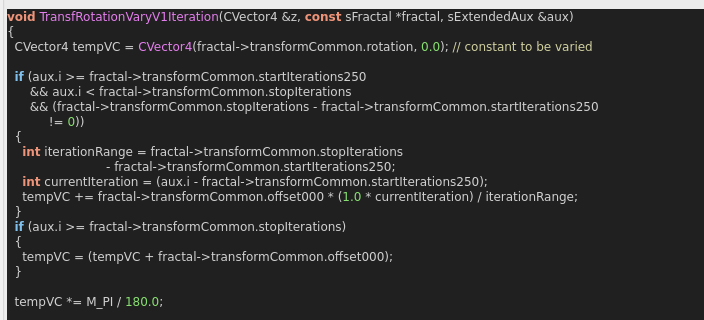
Old version of the form mandelbulber2/formula/ui/fractal_transf_rotation_vary_v1.ui in the repository buddhi1980/mandelbulber2; both pictures show x 0 to 704 and y 347 to 667 of the 880 by 833 pixel window.
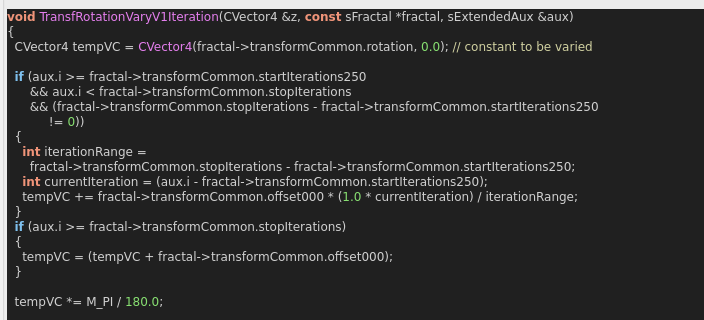
New version of the form. Custom widgets are drawn as their Qt base class.

```diff
--- a/mandelbulber2/formula/ui/fractal_transf_rotation_vary_v1.ui
+++ b/mandelbulber2/formula/ui/fractal_transf_rotation_vary_v1.ui
@@ -480,9 +480,9 @@
       &lt;span style=&quot;color:#d0d0d0&quot;&gt;&amp;amp;&amp;amp;&lt;/span&gt; aux&lt;span style=&quot;color:#d0d0d0&quot;&gt;.&lt;/span&gt;i &lt;span style=&quot;color:#d0d0d0&quot;&gt;&amp;lt;&lt;/span&gt; fractal&lt;span style=&quot;color:#d0d0d0&quot;&gt;-&amp;gt;&lt;/span&gt;transformCommon&lt;span style=&quot;color:#d0d0d0&quot;&gt;.&lt;/span&gt;stopIterations
       &lt;span style=&quot;color:#d0d0d0&quot;&gt;&amp;amp;&amp;amp; (&lt;/span&gt;fractal&lt;span style=&quot;color:#d0d0d0&quot;&gt;-&amp;gt;&lt;/span&gt;transformCommon&lt;span style=&quot;color:#d0d0d0&quot;&gt;.&lt;/span&gt;stopIterations &lt;span style=&quot;color:#d0d0d0&quot;&gt;-&lt;/span&gt; fractal&lt;span style=&quot;color:#d0d0d0&quot;&gt;-&amp;gt;&lt;/span&gt;transformCommon&lt;span style=&quot;color:#d0d0d0&quot;&gt;.&lt;/span&gt;startIterations250
            &lt;span style=&quot;color:#d0d0d0&quot;&gt;!=&lt;/span&gt; &lt;span style=&quot;color:#87df71&quot;&gt;0&lt;/span&gt;&lt;span style=&quot;color:#d0d0d0&quot;&gt;))&lt;/span&gt;
-  &lt;span style=&quot;color:#d0d0d0&quot;&gt;{&lt;/span&gt;  
-    &lt;span style=&quot;color:#f09479; font-weight:bold&quot;&gt;int&lt;/span&gt; iterationRange &lt;span style=&quot;color:#d0d0d0&quot;&gt;=&lt;/span&gt; fractal&lt;span style=&quot;color:#d0d0d0&quot;&gt;-&amp;gt;&lt;/span&gt;transformCommon&lt;span style=&quot;color:#d0d0d0&quot;&gt;.&lt;/span&gt;stopIterations
-                          &lt;span style=&quot;color:#d0d0d0&quot;&gt;-&lt;/span&gt; fractal&lt;span style=&quot;color:#d0d0d0&quot;&gt;-&amp;gt;&lt;/span&gt;transformCommon&lt;span style=&quot;color:#d0d0d0&quot;&gt;.&lt;/span&gt;startIterations250&lt;span style=&quot;color:#d0d0d0&quot;&gt;;&lt;/span&gt;
+  &lt;span style=&quot;color:#d0d0d0&quot;&gt;{&lt;/span&gt;
+    &lt;span style=&quot;color:#f09479; font-weight:bold&quot;&gt;int&lt;/span&gt; iterationRange &lt;span style=&quot;color:#d0d0d0&quot;&gt;=&lt;/span&gt;
+      fractal&lt;span style=&quot;color:#d0d0d0&quot;&gt;-&amp;gt;&lt;/span&gt;transformCommon&lt;span style=&quot;color:#d0d0d0&quot;&gt;.&lt;/span&gt;stopIterations &lt;span style=&quot;color:#d0d0d0&quot;&gt;-&lt;/span&gt; fractal&lt;span style=&quot;color:#d0d0d0&quot;&gt;-&amp;gt;&lt;/span&gt;transformCommon&lt;span style=&quot;color:#d0d0d0&quot;&gt;.&lt;/span&gt;startIterations250&lt;span style=&quot;color:#d0d0d0&quot;&gt;;&lt;/span&gt;
     &lt;span style=&quot;color:#f09479; font-weight:bold&quot;&gt;int&lt;/span&gt; currentIteration &lt;span style=&quot;color:#d0d0d0&quot;&gt;= (&lt;/span&gt;aux&lt;span style=&quot;color:#d0d0d0&quot;&gt;.&lt;/span&gt;i &lt;span style=&quot;color:#d0d0d0&quot;&gt;-&lt;/span&gt; fractal&lt;span style=&quot;color:#d0d0d0&quot;&gt;-&amp;gt;&lt;/span&gt;transformCommon&lt;span style=&quot;color:#d0d0d0&quot;&gt;.&lt;/span&gt;startIterations250&lt;span style=&quot;color:#d0d0d0&quot;&gt;);&lt;/span&gt;
     tempVC &lt;span style=&quot;color:#d0d0d0&quot;&gt;+=&lt;/span&gt; fractal&lt;span style=&quot;color:#d0d0d0&quot;&gt;-&amp;gt;&lt;/span&gt;transformCommon&lt;span style=&quot;color:#d0d0d0&quot;&gt;.&lt;/span&gt;offset000 &lt;span style=&quot;color:#d0d0d0&quot;&gt;* (&lt;/span&gt;&lt;span style=&quot;color:#87df71&quot;&gt;1.0&lt;/span&gt; &lt;span style=&quot;color:#d0d0d0&quot;&gt;*&lt;/span&gt; currentIteration&lt;span style=&quot;color:#d0d0d0&quot;&gt;) /&lt;/span&gt; iterationRange&lt;span style=&quot;color:#d0d0d0&quot;&gt;;&lt;/span&gt;
   &lt;span style=&quot;color:#d0d0d0&quot;&gt;}&lt;/span&gt;
```
